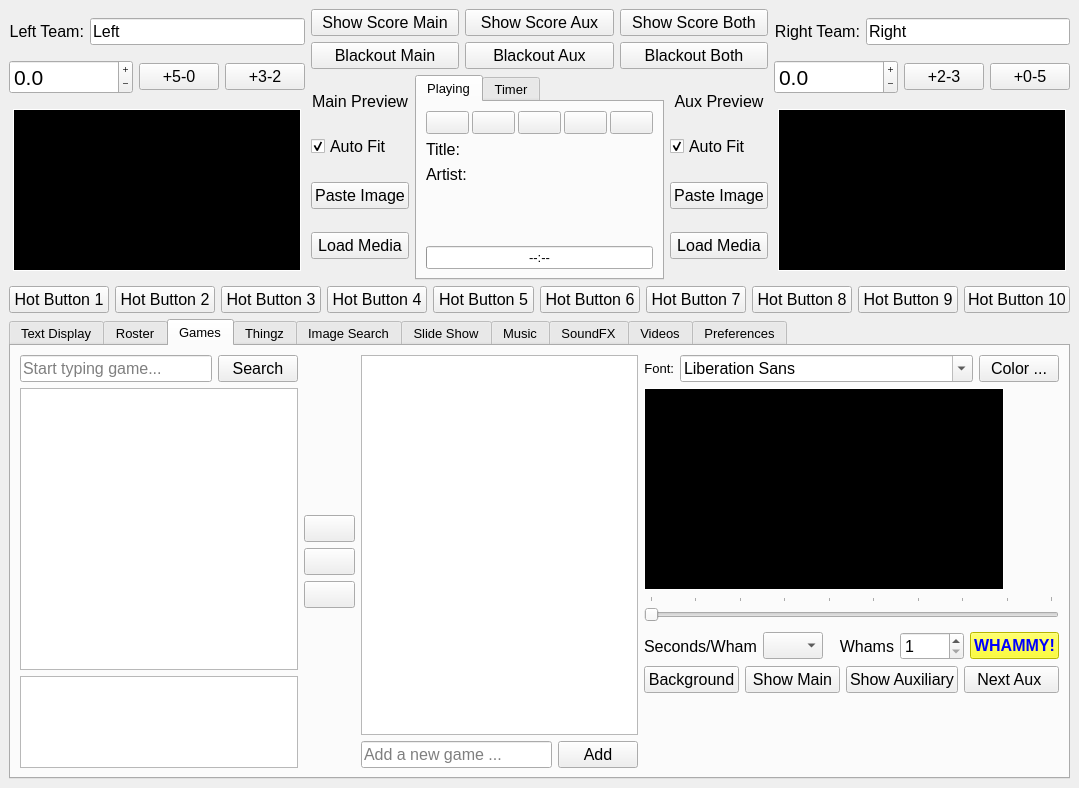
First picture: the form in ImproTronControlPanel.ui, repository guywinterbotham/ImproTron, before the edit.
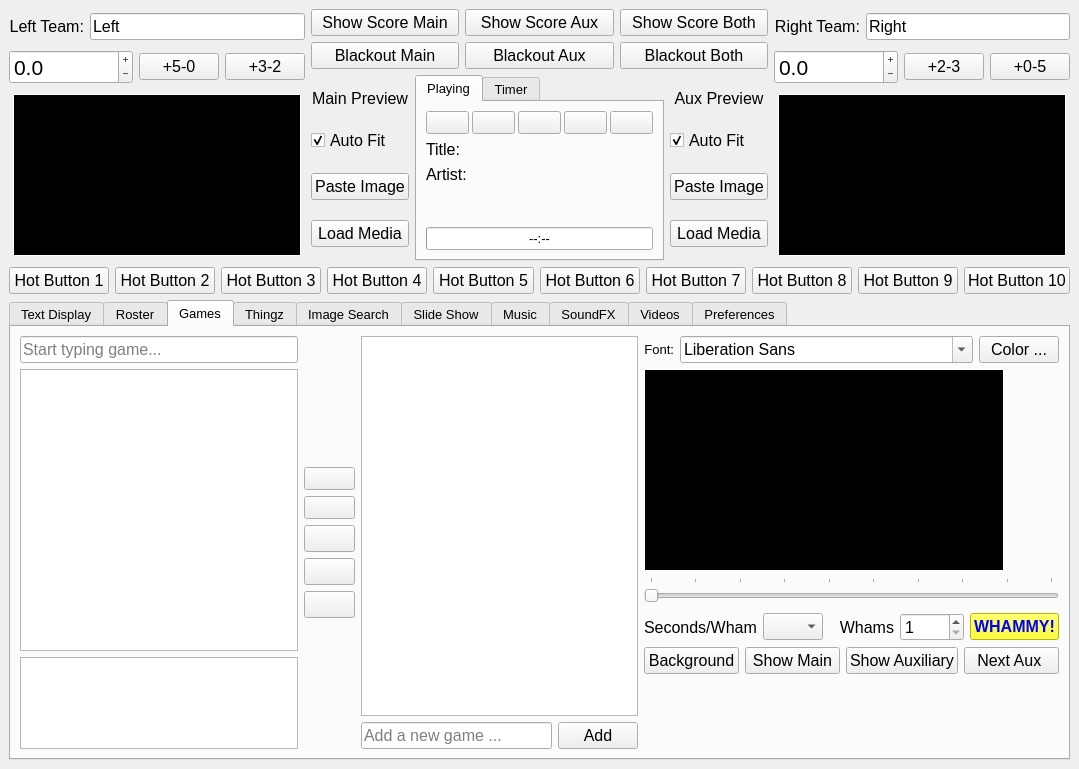
Second picture: the form after the edit. The open tabs and pages were chosen to show the change. Icons and pictures are not drawn.

What changed in the file:
```diff
--- a/ImproTronControlPanel.ui
+++ b/ImproTronControlPanel.ui
@@ -6,8 +6,8 @@
    <rect>
     <x>0</x>
     <y>0</y>
-    <width>1056</width>
-    <height>788</height>
+    <width>1048</width>
+    <height>769</height>
    </rect>
   </property>
   <property name="sizePolicy">
@@ -1950,17 +1950,8 @@
               <property name="placeholderText">
                <string>Start typing game...</string>
               </property>
-             </widget>
-            </item>
-            <item>
-             <widget class="QPushButton" name="searchGamePB">
-              <property name="font">
-               <font>
-                <pointsize>12</pointsize>
-               </font>
-              </property>
-              <property name="text">
-               <string>Search</string>
+              <property name="clearButtonEnabled">
+               <bool>true</bool>
               </property>
              </widget>
             </item>
@@ -2019,6 +2010,20 @@
             </property>
            </spacer>
           </item>
+          <item>
+           <widget class="QPushButton" name="gameMoveUpPB">
+            <property name="text">
+             <string/>
+            </property>
+           </widget>
+          </item>
+          <item>
+           <widget class="QPushButton" name="gameMoveDownPB">
+            <property name="text">
+             <string/>
+            </property>
+           </widget>
+          </item>
           <item>
            <widget class="QPushButton" name="gametoListPB">
             <property name="minimumSize">
```
Left out of the diff: 3 changed lines with no effect on the pictures.
